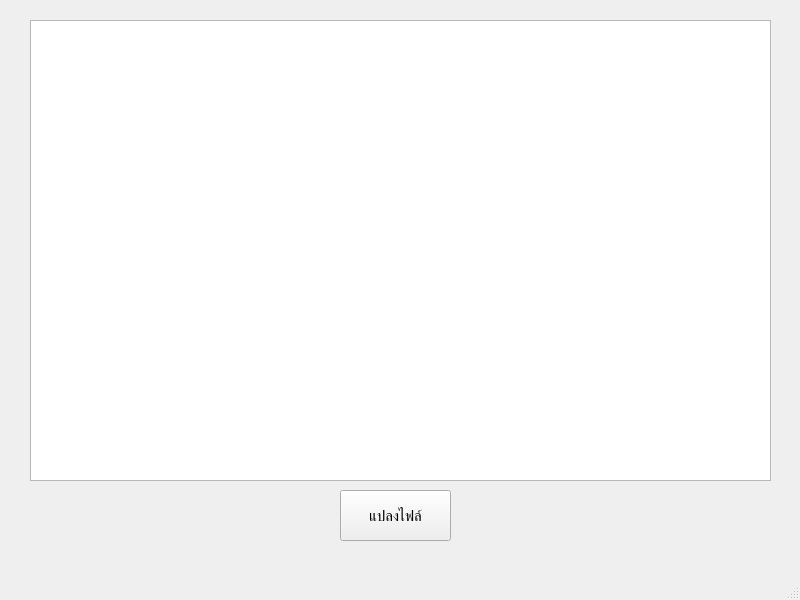
kigkosa/convert-Itemadder-to-MythicMobs, file gui.ui: the form before one commit.
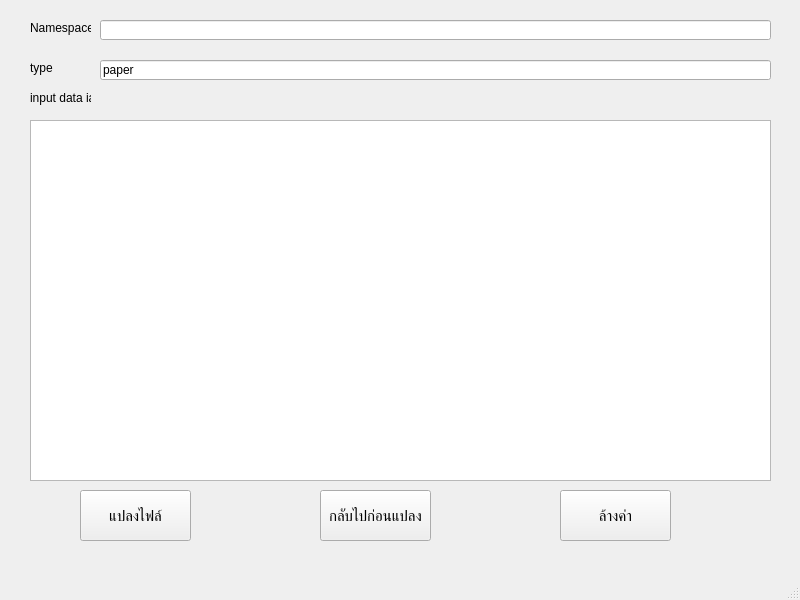
The form after the commit.

The edit to the form file:
```diff
--- a/gui.ui
+++ b/gui.ui
@@ -18,16 +18,16 @@
     <property name="geometry">
      <rect>
       <x>30</x>
-      <y>20</y>
+      <y>120</y>
       <width>741</width>
-      <height>461</height>
+      <height>361</height>
      </rect>
     </property>
    </widget>
    <widget class="QPushButton" name="pushButton">
     <property name="geometry">
      <rect>
-      <x>340</x>
+      <x>80</x>
       <y>490</y>
       <width>111</width>
       <height>51</height>
@@ -42,6 +42,104 @@
      <string>แปลงไฟล์</string>
     </property>
    </widget>
+   <widget class="QLabel" name="label">
+    <property name="geometry">
+     <rect>
+      <x>30</x>
+      <y>20</y>
+      <width>61</width>
+      <height>16</height>
+     </rect>
+    </property>
+    <property name="text">
+     <string>Namespace</string>
+    </property>
+   </widget>
+   <widget class="QLineEdit" name="lineEdit">
+    <property name="geometry">
+     <rect>
+      <x>100</x>
+      <y>20</y>
+      <width>671</width>
+      <height>20</height>
+     </rect>
+    </property>
+   </widget>
+   <widget class="QLabel" name="label_2">
+    <property name="geometry">
+     <rect>
+      <x>30</x>
+      <y>60</y>
+      <width>61</width>
+      <height>16</height>
+     </rect>
+    </property>
+    <property name="text">
+     <string>type</string>
+    </property>
+   </widget>
+   <widget class="QLineEdit" name="lineEdit_2">
+    <property name="geometry">
+     <rect>
+      <x>100</x>
+      <y>60</y>
+      <width>671</width>
+      <height>20</height>
+     </rect>
+    </property>
+    <property name="text">
+     <string>paper</string>
+    </property>
+   </widget>
+   <widget class="QLabel" name="label_3">
+    <property name="geometry">
+     <rect>
+      <x>30</x>
+      <y>90</y>
+      <width>61</width>
+      <height>16</height>
+     </rect>
+    </property>
+    <property name="text">
+     <string>input data ia</string>
+    </property>
+   </widget>
+   <widget class="QPushButton" name="pushButton_2">
+    <property name="geometry">
+     <rect>
+      <x>320</x>
+      <y>490</y>
+      <width>111</width>
+      <height>51</height>
+     </rect>
+    </property>
+    <property name="font">
+     <font>
+      <pointsize>11</pointsize>
+     </font>
+    </property>
+    <property name="text">
+     <string>กลับไปก่อนแปลง</string>
+    </property>
+   </widget>
+   <widget class="QPushButton" name="pushButton_3">
+    <property name="geometry">
+     <rect>
+      <x>560</x>
+      <y>490</y>
+      <width>111</width>
+      <height>51</height>
+     </rect>
+    </property>
+    <property name="font">
+     <font>
+      <pointsize>11</pointsize>
+     </font>
+    </property>
+    <property name="text">
+     <string>ล้างค่า</string>
+    </property>
+   </widget>
   </widget>
   <widget class="QMenuBar" name="menubar">
    <property name="geometry">
```
Left out of the diff: 2 changed lines with no effect on the pictures.
